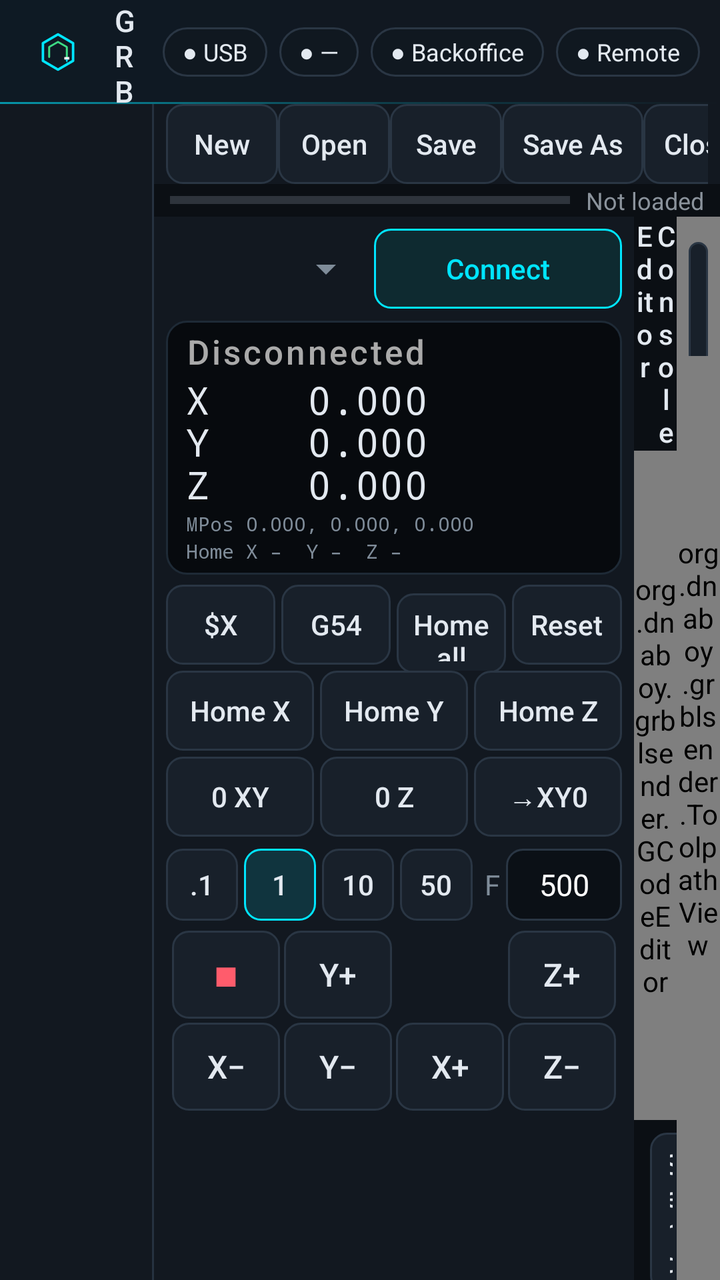
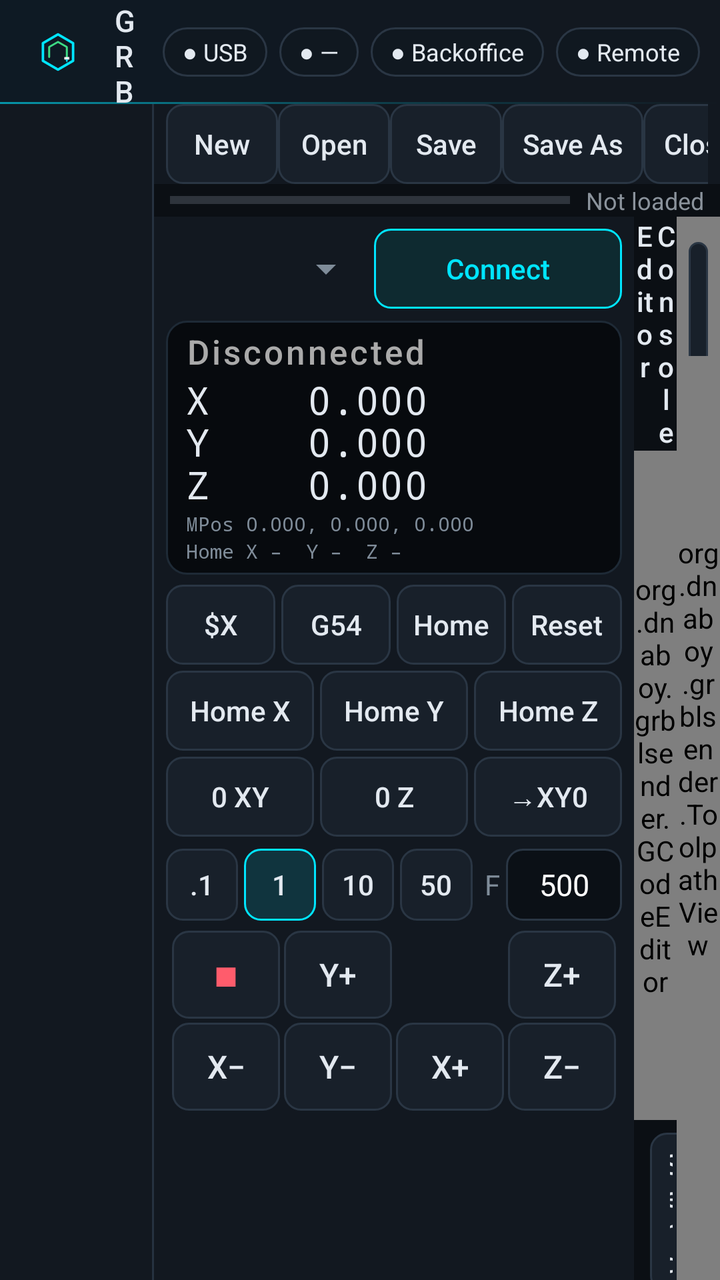

The first picture is an Android layout as it rendered before a commit; the second is the same layout after the commit. The layout source and the unified diff follow.
<!-- AndroidManifest.xml: application theme AppTheme -->
<!-- res/layout/activity_main.xml -->
<?xml version="1.0" encoding="utf-8"?>
<LinearLayout xmlns:android="http://schemas.android.com/apk/res/android"
    android:layout_width="match_parent"
    android:layout_height="match_parent"
    android:orientation="vertical"
    android:background="@color/bg"
    android:keepScreenOn="true">

    
    <LinearLayout
        android:id="@+id/titleBar"
        android:layout_width="match_parent"
        android:layout_height="52dp"
        android:background="@drawable/titlebar_bg"
        android:gravity="center_vertical"
        android:orientation="horizontal"
        android:paddingStart="12dp"
        android:paddingEnd="10dp">

        <ImageView
            android:layout_width="34dp"
            android:layout_height="34dp"
            android:contentDescription="Grbl Sender"
            android:src="@drawable/ic_launcher_fg"
            android:scaleType="fitCenter" />

        <LinearLayout
            android:layout_width="0dp"
            android:layout_height="wrap_content"
            android:layout_weight="1"
            android:layout_marginStart="10dp"
            android:orientation="vertical">

            <TextView
                android:id="@+id/txtTitle"
                android:layout_width="wrap_content"
                android:layout_height="wrap_content"
                android:fontFamily="sans-serif-medium"
                android:letterSpacing="0.18"
                android:text="GRBL SENDER"
                android:textColor="@color/text"
                android:textSize="15sp" />

            <TextView
                android:id="@+id/txtFile"
                android:layout_width="wrap_content"
                android:layout_height="wrap_content"
                android:ellipsize="middle"
                android:fontFamily="monospace"
                android:maxWidth="360dp"
                android:singleLine="true"
                android:text="No file"
                android:textColor="@color/muted"
                android:textSize="12sp" />
        </LinearLayout>

        <TextView android:id="@+id/chipUsb" style="@style/Chip" android:text="● USB" />
        <TextView android:id="@+id/chipMachine" style="@style/Chip" android:text="● —" />
        <TextView android:id="@+id/chipCloud" style="@style/Chip" android:text="● Backoffice" />
        <TextView android:id="@+id/chipRemote" style="@style/Chip" android:text="● Remote" />
        <TextView android:id="@+id/chipCamera" style="@style/Chip" android:text="● Camera LIVE" android:visibility="gone" />
    </LinearLayout>

    <LinearLayout
        android:layout_width="match_parent"
        android:layout_height="0dp"
        android:layout_weight="1"
        android:orientation="horizontal">

        
        <LinearLayout
            android:id="@+id/navRail"
            android:layout_width="76dp"
            android:layout_height="match_parent"
            android:background="@color/panel"
            android:gravity="center_horizontal"
            android:orientation="vertical"
            android:paddingTop="8dp"
            android:paddingStart="6dp"
            android:paddingEnd="6dp" />

        <View
            android:id="@+id/navDivider"
            android:layout_width="1dp"
            android:layout_height="match_parent"
            android:background="@color/border" />

        <FrameLayout
            android:layout_width="0dp"
            android:layout_height="match_parent"
            android:layout_weight="1">

            
            <LinearLayout
                android:id="@+id/pageControl"
                android:layout_width="match_parent"
                android:layout_height="match_parent"
                android:orientation="vertical">

            
            <LinearLayout
                android:id="@+id/toolbarRow"
                android:layout_width="match_parent"
                android:layout_height="wrap_content"
                android:orientation="horizontal"
                android:gravity="center_vertical"
                android:background="@color/panel"
                android:paddingStart="6dp"
                android:paddingEnd="6dp">

                <HorizontalScrollView
                    android:layout_width="0dp"
                    android:layout_height="wrap_content"
                    android:layout_weight="1"
                    android:scrollbars="none">

                    <LinearLayout
                        android:layout_width="wrap_content"
                        android:layout_height="wrap_content"
                        android:orientation="horizontal">

                        <Button android:id="@+id/btnNew" style="@style/Tb" android:text="New" />
                        <Button android:id="@+id/btnOpen" style="@style/Tb" android:text="Open" />
                        <Button android:id="@+id/btnSave" style="@style/Tb" android:text="Save" />
                        <Button android:id="@+id/btnSaveAs" style="@style/Tb" android:text="Save As" />
                        <Button android:id="@+id/btnClose" style="@style/Tb" android:text="Close" />
                        <View android:layout_width="1dp" android:layout_height="28dp"
                            android:layout_marginStart="6dp" android:layout_marginEnd="6dp" android:background="#3A4048" />
                        <Button android:id="@+id/btnLoad" style="@style/Tb" android:background="@drawable/btn_accent" android:text="⇩ Load" android:textColor="@color/accent" />
                        <Button android:id="@+id/btnRun" style="@style/Tb" android:background="@drawable/btn_run" android:text="▶ Run" android:textColor="@color/ok" />
                        <Button android:id="@+id/btnHold" style="@style/Tb" android:background="@drawable/btn_hold" android:text="❚❚ Hold" android:textColor="@color/warn" />
                        <Button android:id="@+id/btnResume" style="@style/Tb" android:text="Resume" />
                        <Button android:id="@+id/btnStop" style="@style/Tb" android:background="@drawable/btn_stop" android:text="■ Stop" android:textColor="@color/err" />
                    </LinearLayout>
                </HorizontalScrollView>
            </LinearLayout>

            <LinearLayout
                android:id="@+id/progressRow"
                android:layout_width="match_parent"
                android:layout_height="wrap_content"
                android:orientation="horizontal"
                android:gravity="center_vertical"
                android:paddingStart="8dp"
                android:paddingEnd="8dp">

                <ProgressBar
                    android:id="@+id/progress"
                    style="@android:style/Widget.Material.ProgressBar.Horizontal"
                    android:layout_width="0dp"
                    android:layout_height="wrap_content"
                    android:layout_weight="1"
                    android:max="1000" />

                <TextView
                    android:id="@+id/txtJob"
                    android:layout_width="wrap_content"
                    android:layout_height="wrap_content"
                    android:paddingStart="8dp"
                    android:text="Not loaded"
                    android:textColor="#8B939C"
                    android:textSize="12sp" />
            </LinearLayout>

            
            <LinearLayout
                android:layout_width="match_parent"
                android:layout_height="0dp"
                android:layout_weight="1"
                android:orientation="horizontal">

                
                <ScrollView
                    android:id="@+id/leftPanel"
                    android:layout_width="240dp"
                    android:layout_height="match_parent"
                    android:background="@color/panel">

                    <LinearLayout
                        android:layout_width="match_parent"
                        android:layout_height="wrap_content"
                        android:orientation="vertical"
                        android:padding="6dp">

                        <LinearLayout
                            android:layout_width="match_parent"
                            android:layout_height="wrap_content"
                            android:gravity="center_vertical"
                            android:orientation="horizontal">

                            
                            <Spinner
                                android:id="@+id/baud"
                                android:layout_width="104dp"
                                android:layout_height="40dp" />

                            <Button
                                android:id="@+id/btnConnect"
                                style="@style/Btn"
                                android:layout_height="40dp"
                                android:background="@drawable/btn_accent"
                                android:textColor="@color/accent"
                                android:text="Connect" />
                        </LinearLayout>

                        
                        <LinearLayout
                            android:layout_width="match_parent"
                            android:layout_height="wrap_content"
                            android:layout_marginTop="6dp"
                            android:background="@drawable/dro_bg"
                            android:orientation="vertical"
                            android:paddingStart="10dp"
                            android:paddingEnd="8dp"
                            android:paddingTop="4dp"
                            android:paddingBottom="5dp">

                            <TextView
                                android:id="@+id/txtState"
                                android:layout_width="match_parent"
                                android:layout_height="wrap_content"
                                android:fontFamily="sans-serif-medium"
                                android:letterSpacing="0.08"
                                android:singleLine="true"
                                android:text="Disconnected"
                                android:textColor="#AAAAAA"
                                android:textSize="17sp" />

                            <TextView
                                android:id="@+id/txtPos"
                                android:layout_width="match_parent"
                                android:layout_height="wrap_content"
                                android:fontFamily="monospace"
                                android:letterSpacing="0.04"
                                android:lineSpacingMultiplier="0.95"
                                android:text="X    0.000\nY    0.000\nZ    0.000"
                                android:textColor="@color/text"
                                android:textSize="19sp" />

                            <TextView
                                android:id="@+id/txtMPos"
                                android:layout_width="match_parent"
                                android:layout_height="wrap_content"
                                android:fontFamily="monospace"
                                android:singleLine="true"
                                android:text="MPos 0.000, 0.000, 0.000"
                                android:textColor="@color/muted"
                                android:textSize="10sp" />

                            <TextView
                                android:id="@+id/txtHome"
                                android:layout_width="match_parent"
                                android:layout_height="wrap_content"
                                android:fontFamily="monospace"
                                android:singleLine="true"
                                android:text="Home X –  Y –  Z –"
                                android:textColor="@color/muted"
                                android:textSize="10sp" />
                        </LinearLayout>

                        <LinearLayout
                            android:layout_width="match_parent"
                            android:layout_height="wrap_content"
                            android:layout_marginTop="5dp"
                            android:orientation="horizontal">

                            <Button android:id="@+id/btnUnlock" style="@style/BtnRow" android:text="$X" />
                            <Button android:id="@+id/btnGoG54" style="@style/BtnRow" android:text="G54" />
                            <Button android:id="@+id/btnHome" style="@style/BtnRow" android:text="Home all" />
                            <Button android:id="@+id/btnReset" style="@style/BtnRow" android:layout_marginEnd="0dp" android:text="Reset" />
                        </LinearLayout>

                        
                        <LinearLayout
                            android:layout_width="match_parent"
                            android:layout_height="wrap_content"
                            android:orientation="horizontal">

                            <Button android:id="@+id/btnHomeX" style="@style/BtnRow" android:text="Home X" />
                            <Button android:id="@+id/btnHomeY" style="@style/BtnRow" android:text="Home Y" />
                            <Button android:id="@+id/btnHomeZ" style="@style/BtnRow" android:layout_marginEnd="0dp" android:text="Home Z" />
                        </LinearLayout>

                        <LinearLayout
                            android:layout_width="match_parent"
                            android:layout_height="wrap_content"
                            android:orientation="horizontal">

                            <Button android:id="@+id/btnZeroXY" style="@style/BtnRow" android:text="0 XY" />
                            <Button android:id="@+id/btnZeroZ" style="@style/BtnRow" android:text="0 Z" />
                            <Button android:id="@+id/btnGoZero" style="@style/BtnRow" android:layout_marginEnd="0dp" android:text="→XY0" />
                        </LinearLayout>

                        
                        <LinearLayout
                            android:layout_width="match_parent"
                            android:layout_height="wrap_content"
                            android:layout_marginTop="3dp"
                            android:gravity="center_vertical"
                            android:orientation="horizontal">

                            <RadioGroup
                                android:id="@+id/stepGroup"
                                android:layout_width="0dp"
                                android:layout_height="wrap_content"
                                android:layout_weight="1"
                                android:orientation="horizontal">

                                <RadioButton android:id="@+id/s01" style="@style/Seg" android:text=".1" />
                                <RadioButton android:id="@+id/s1" style="@style/Seg" android:text="1" android:checked="true" />
                                <RadioButton android:id="@+id/s10" style="@style/Seg" android:text="10" />
                                <RadioButton android:id="@+id/s50" style="@style/Seg" android:text="50" />
                            </RadioGroup>

                            <TextView
                                android:layout_width="wrap_content"
                                android:layout_height="wrap_content"
                                android:paddingStart="3dp"
                                android:paddingEnd="3dp"
                                android:text="F"
                                android:textColor="@color/muted" />

                            <EditText
                                android:id="@+id/jogFeed"
                                android:layout_width="58dp"
                                android:layout_height="36dp"
                                android:background="@drawable/input_bg"
                                android:gravity="center"
                                android:inputType="number"
                                android:paddingStart="4dp"
                                android:paddingEnd="4dp"
                                android:selectAllOnFocus="true"
                                android:text="500"
                                android:textColor="#FFFFFF"
                                android:textSize="15sp" />
                        </LinearLayout>

                        <GridLayout
                            android:layout_width="wrap_content"
                            android:layout_height="wrap_content"
                            android:layout_gravity="center_horizontal"
                            android:layout_marginTop="4dp"
                            android:columnCount="4"
                            android:rowCount="2">

                            
                            <Button android:id="@+id/jStop" style="@style/Jog" android:contentDescription="Cancel jog" android:text="■" android:textColor="@color/err" />
                            <Button android:id="@+id/jYp" style="@style/Jog" android:text="Y+" />
                            <Space android:layout_width="56dp" android:layout_height="46dp" />
                            <Button android:id="@+id/jZp" style="@style/Jog" android:text="Z+" />

                            <Button android:id="@+id/jXm" style="@style/Jog" android:text="X−" />
                            <Button android:id="@+id/jYm" style="@style/Jog" android:text="Y−" />
                            <Button android:id="@+id/jXp" style="@style/Jog" android:text="X+" />
                            <Button android:id="@+id/jZm" style="@style/Jog" android:text="Z−" />
                        </GridLayout>
                    </LinearLayout>
                </ScrollView>

                
                <LinearLayout
                    android:id="@+id/middlePanel"
                    android:layout_width="0dp"
                    android:layout_height="match_parent"
                    android:layout_weight="1"
                    android:orientation="vertical">

                    <LinearLayout
                        android:layout_width="match_parent"
                        android:layout_height="wrap_content"
                        android:orientation="horizontal">

                        <Button android:id="@+id/tabEditor" style="@style/Tab" android:text="Editor" />
                        <Button android:id="@+id/tabConsole" style="@style/Tab" android:text="Console" />
                    </LinearLayout>

                    <FrameLayout
                        android:layout_width="match_parent"
                        android:layout_height="0dp"
                        android:layout_weight="1">

                        <org.dnaboy.grblsender.GCodeEditor
                            android:id="@+id/editor"
                            android:layout_width="match_parent"
                            android:layout_height="match_parent" />

                        <org.dnaboy.grblsender.GCodeViewer
                            android:id="@+id/viewer"
                            android:layout_width="match_parent"
                            android:layout_height="match_parent"
                            android:visibility="gone" />

                        <ScrollView
                            android:id="@+id/logScroll"
                            android:layout_width="match_parent"
                            android:layout_height="match_parent"
                            android:background="#070A0E"
                            android:padding="4dp"
                            android:visibility="gone">

                            <TextView
                                android:id="@+id/txtLog"
                                android:layout_width="match_parent"
                                android:layout_height="wrap_content"
                                android:fontFamily="monospace"
                                android:textSize="12sp"
                                android:textColor="#B9E3B9"
                                android:textIsSelectable="true" />
                        </ScrollView>
                    </FrameLayout>

                    <LinearLayout
                        android:layout_width="match_parent"
                        android:layout_height="wrap_content"
                        android:orientation="horizontal">

                        <EditText
                            android:id="@+id/cmdInput"
                            android:background="@drawable/input_bg"
                            android:padding="8dp"
                            android:layout_margin="4dp"
                            android:fontFamily="monospace"
                            android:layout_width="0dp"
                            android:layout_height="wrap_content"
                            android:layout_weight="1"
                            android:hint="G-code or $ command"
                            android:imeOptions="actionSend"
                            android:inputType="textCapCharacters|textNoSuggestions"
                            android:singleLine="true"
                            android:textColor="#FFFFFF"
                            android:textColorHint="#777777" />

                        <Button
                            android:id="@+id/btnSend"
                            style="@style/Tb"
                            android:text="Send" />

                        <Button
                            android:id="@+id/btnSettings"
                            style="@style/Tb"
                            android:text="$$" />
                    </LinearLayout>
                </LinearLayout>

                
                <FrameLayout
                    android:layout_width="0dp"
                    android:layout_height="match_parent"
                    android:layout_weight="1">

                    <org.dnaboy.grblsender.ToolpathView
                        android:id="@+id/preview"
                        android:layout_width="match_parent"
                        android:layout_height="match_parent" />

                    <LinearLayout
                        android:layout_width="wrap_content"
                        android:layout_height="wrap_content"
                        android:layout_gravity="top|end"
                        android:layout_margin="6dp"
                        android:orientation="horizontal">

                        <Button
                            android:id="@+id/btnFit"
                            style="@style/Tb"
                            android:text="Fit" />

                        <Button
                            android:id="@+id/btnFull"
                            style="@style/Tb"
                            android:minWidth="48dp"
                            android:textSize="20sp"
                            android:contentDescription="Full screen preview"
                            android:text="⛶" />
                    </LinearLayout>

                    
                    <LinearLayout
                        android:id="@+id/fullControls"
                        android:layout_width="wrap_content"
                        android:layout_height="wrap_content"
                        android:layout_gravity="bottom|end"
                        android:layout_marginEnd="8dp"
                        android:layout_marginBottom="28dp"
                        android:orientation="horizontal"
                        android:visibility="gone">

                        <TextView
                            android:id="@+id/fullState"
                            android:layout_width="wrap_content"
                            android:layout_height="wrap_content"
                            android:layout_gravity="center_vertical"
                            android:background="#CC0B0F14"
                            android:padding="8dp"
                            android:textColor="@color/text"
                            android:textSize="15sp"
                            android:textStyle="bold" />

                        <Button android:id="@+id/fullHold" style="@style/Tb" android:background="@drawable/btn_hold" android:text="❚❚ Hold" android:textColor="@color/warn" />
                        <Button android:id="@+id/fullResume" style="@style/Tb" android:text="Resume" />
                        <Button android:id="@+id/fullStop" style="@style/Tb" android:background="@drawable/btn_stop" android:text="■ Stop" android:textColor="@color/err" />
                    </LinearLayout>
                </FrameLayout>
            </LinearLayout>
            </LinearLayout>

            
            <FrameLayout
                android:id="@+id/pageSettings"
                android:layout_width="match_parent"
                android:layout_height="match_parent"
                android:visibility="gone" />
        </FrameLayout>
    </LinearLayout>
</LinearLayout>
<!-- resources referenced by this layout -->
<resources>
  <color name="accent">#00E5FF</color>
  <color name="bg">#0B0F14</color>
  <color name="border">#263240</color>
  <color name="err">#FF5C6C</color>
  <color name="muted">#7F8C99</color>
  <color name="ok">#3DDC84</color>
  <color name="panel">#121820</color>
  <color name="text">#E3E9F0</color>
  <color name="warn">#FFC040</color>
  <!-- drawable dro_bg (drawable) -->
  <?xml version="1.0" encoding="utf-8"?>
  <shape xmlns:android="http://schemas.android.com/apk/res/android" android:shape="rectangle">
      <corners android:radius="10dp" />
      <solid android:color="#070A0E" />
      <stroke android:width="1dp" android:color="#1E2A36" />
  </shape>
  <!-- drawable input_bg (drawable) -->
  <?xml version="1.0" encoding="utf-8"?>
  <shape xmlns:android="http://schemas.android.com/apk/res/android" android:shape="rectangle">
      <corners android:radius="8dp" />
      <solid android:color="#0B1016" />
      <stroke android:width="1dp" android:color="#2A3644" />
  </shape>
  <style name="Btn">
          <item name="android:layout_width">0dp</item>
          <item name="android:layout_height">wrap_content</item>
          <item name="android:layout_weight">1</item>
          <item name="android:textAllCaps">false</item>
          <item name="android:minWidth">0dp</item>
          <item name="android:paddingStart">2dp</item>
          <item name="android:paddingEnd">2dp</item>
      </style>
  <style name="BtnRow" parent="Btn">
          <item name="android:layout_height">40dp</item>
          <item name="android:layout_marginEnd">3dp</item>
          <item name="android:layout_marginBottom">3dp</item>
      </style>
  <style name="Jog">
          <item name="android:layout_width">54dp</item>
          <item name="android:layout_height">44dp</item>
          <item name="android:layout_margin">1dp</item>
          <item name="android:textSize">16sp</item>
          <item name="android:textAllCaps">false</item>
          <item name="android:minWidth">0dp</item>
          <item name="android:padding">0dp</item>
      </style>
  <style name="Tab">
          <item name="android:background">@android:color/transparent</item>
          <item name="android:layout_width">0dp</item>
          <item name="android:layout_height">wrap_content</item>
          <item name="android:layout_weight">1</item>
          <item name="android:textAllCaps">false</item>
          <item name="android:minHeight">36dp</item>
      </style>
  <!-- drawable chip_bg (drawable) -->
  <?xml version="1.0" encoding="utf-8"?>
  <shape xmlns:android="http://schemas.android.com/apk/res/android" android:shape="rectangle">
      <corners android:radius="14dp" />
      <solid android:color="#101820" />
      <stroke android:width="1dp" android:color="#2A3644" />
  </shape>
  <style name="TechButton" parent="@android:style/Widget.Material.Button">
          <item name="android:background">@drawable/btn_tech</item>
          <item name="android:textColor">@color/text</item>
          <item name="android:textAllCaps">false</item>
          <item name="android:stateListAnimator">@null</item>
          <item name="android:minHeight">40dp</item>
          <item name="android:fontFamily">sans-serif-medium</item>
      </style>
  <style name="TechDialog" parent="@android:style/Theme.Material.Dialog.Alert">
          <item name="android:colorAccent">@color/accent</item>
          <item name="android:windowBackground">@drawable/dialog_bg</item>
          <item name="android:textColorPrimary">@color/text</item>
      </style>
  <!-- drawable dialog_bg (drawable) -->
  <?xml version="1.0" encoding="utf-8"?>
  <inset xmlns:android="http://schemas.android.com/apk/res/android" android:inset="16dp">
      <shape android:shape="rectangle">
          <corners android:radius="14dp" />
          <solid android:color="#121820" />
          <stroke android:width="1dp" android:color="#2A3A4C" />
      </shape>
  </inset>
  <!-- unchanged entries left out for length: 12 -->
</resources>

<!-- the commit's change to res/layout/activity_main.xml (unified diff, before → after) -->
@@ -266,7 +266,7 @@
 
                             <Button android:id="@+id/btnUnlock" style="@style/BtnRow" android:text="$X" />
                             <Button android:id="@+id/btnGoG54" style="@style/BtnRow" android:text="G54" />
-                            <Button android:id="@+id/btnHome" style="@style/BtnRow" android:text="Home all" />
+                            <Button android:id="@+id/btnHome" style="@style/BtnRow" android:text="Home" />
                             <Button android:id="@+id/btnReset" style="@style/BtnRow" android:layout_marginEnd="0dp" android:text="Reset" />
                         </LinearLayout>
 
